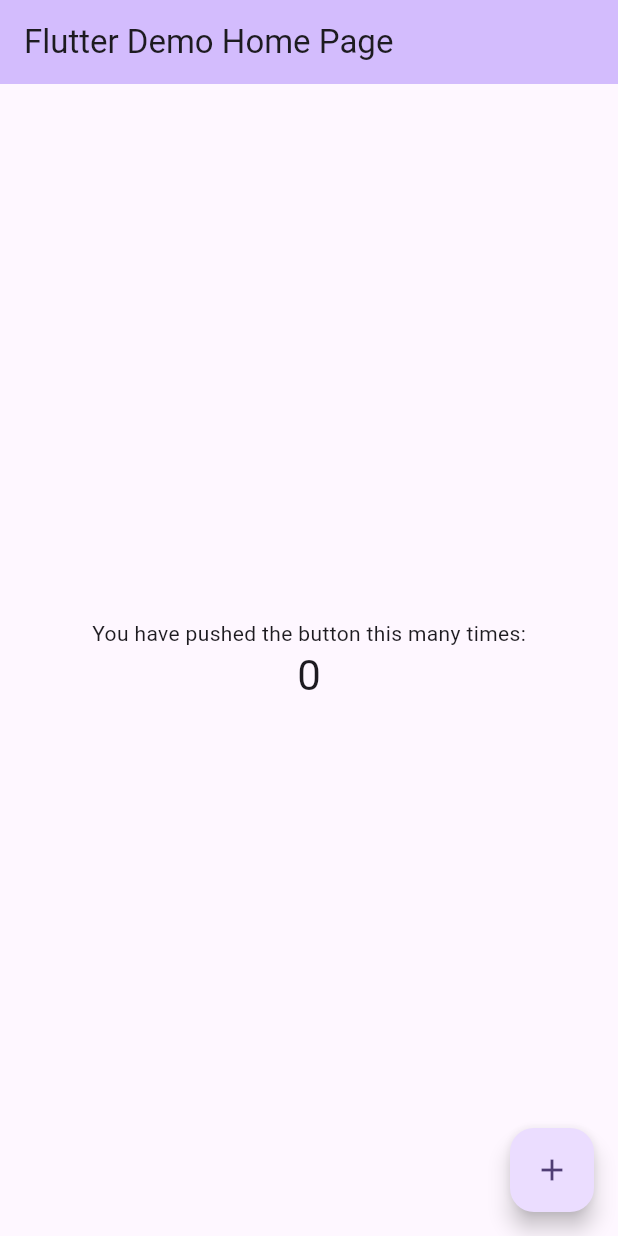
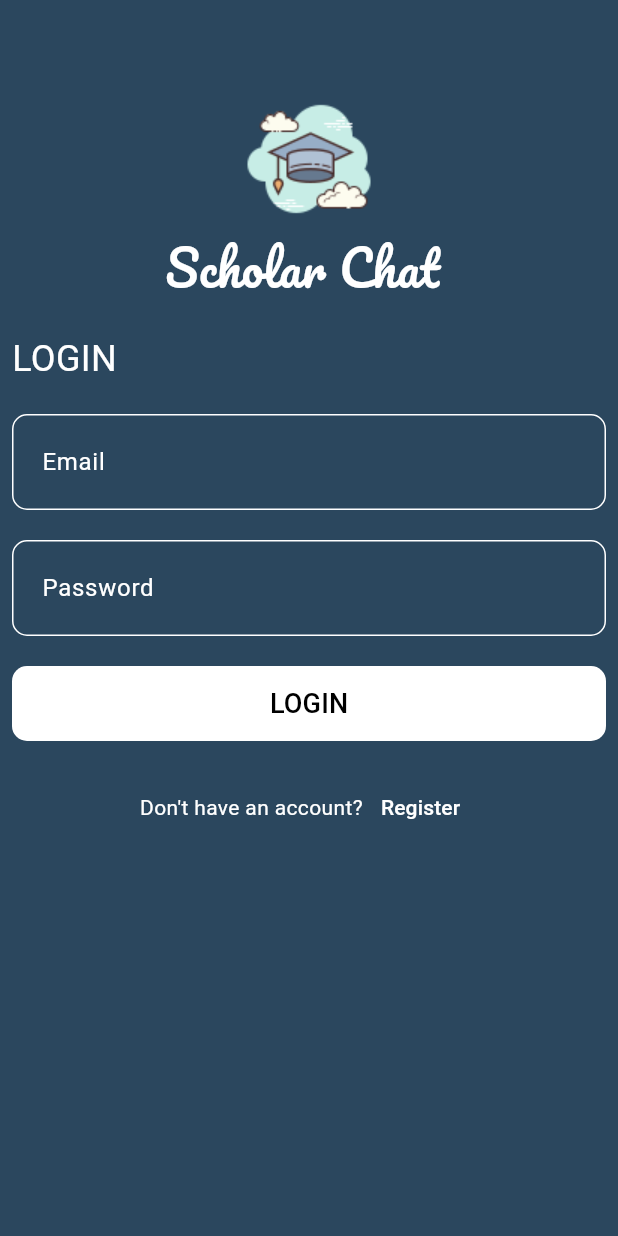
Before and after one commit to hashimsaffarini/Chat_App, a Flutter app: the screen it shows after launch, on a phone screen of 412 x 824 dp. Run offline on Flutter 3.47's test engine with Material 3 defaults, Android fonts, the phone set to English and light mode, and no system bars.

Commit message:
Add new files and update existing files

```diff
--- a/lib/main.dart
+++ b/lib/main.dart
@@ -1,125 +1,23 @@
+import 'package:chat_app/views/pages/login_page.dart';
 import 'package:flutter/material.dart';
 
 void main() {
-  runApp(const MyApp());
+  runApp(const ChatApp());
 }
 
-class MyApp extends StatelessWidget {
-  const MyApp({super.key});
+class ChatApp extends StatelessWidget {
+  const ChatApp({super.key});
 
-  // This widget is the root of your application.
   @override
   Widget build(BuildContext context) {
     return MaterialApp(
-      title: 'Flutter Demo',
+      title: 'Scholar Chat App',
+      debugShowCheckedModeBanner: false,
       theme: ThemeData(
-        // This is the theme of your application.
-        //
-        // TRY THIS: Try running your application with "flutter run". You'll see
-        // the application has a purple toolbar. Then, without quitting the app,
-        // try changing the seedColor in the colorScheme below to Colors.green
-        // and then invoke "hot reload" (save your changes or press the "hot
-        // reload" button in a Flutter-supported IDE, or press "r" if you used
-        // the command line to start the app).
-        //
-        // Notice that the counter didn't reset back to zero; the application
-        // state is not lost during the reload. To reset the state, use hot
-        // restart instead.
-        //
-        // This works for code too, not just values: Most code changes can be
-        // tested with just a hot reload.
         colorScheme: ColorScheme.fromSeed(seedColor: Colors.deepPurple),
         useMaterial3: true,
       ),
-      home: const MyHomePage(title: 'Flutter Demo Home Page'),
+      home: const LoginPage(),
     );
   }
 }
-
-class MyHomePage extends StatefulWidget {
-  const MyHomePage({super.key, required this.title});
-
-  // This widget is the home page of your application. It is stateful, meaning
-  // that it has a State object (defined below) that contains fields that affect
-  // how it looks.
-
-  // This class is the configuration for the state. It holds the values (in this
-  // case the title) provided by the parent (in this case the App widget) and
-  // used by the build method of the State. Fields in a Widget subclass are
-  // always marked "final".
-
-  final String title;
-
-  @override
-  State<MyHomePage> createState() => _MyHomePageState();
-}
-
-class _MyHomePageState extends State<MyHomePage> {
-  int _counter = 0;
-
-  void _incrementCounter() {
-    setState(() {
-      // This call to setState tells the Flutter framework that something has
-      // changed in this State, which causes it to rerun the build method below
-      // so that the display can reflect the updated values. If we changed
-      // _counter without calling setState(), then the build method would not be
-      // called again, and so nothing would appear to happen.
-      _counter++;
-    });
-  }
-
-  @override
-  Widget build(BuildContext context) {
-    // This method is rerun every time setState is called, for instance as done
-    // by the _incrementCounter method above.
-    //
-    // The Flutter framework has been optimized to make rerunning build methods
-    // fast, so that you can just rebuild anything that needs updating rather
-    // than having to individually change instances of widgets.
-    return Scaffold(
-      appBar: AppBar(
-        // TRY THIS: Try changing the color here to a specific color (to
-        // Colors.amber, perhaps?) and trigger a hot reload to see the AppBar
-        // change color while the other colors stay the same.
-        backgroundColor: Theme.of(context).colorScheme.inversePrimary,
-        // Here we take the value from the MyHomePage object that was created by
-        // the App.build method, and use it to set our appbar title.
-        title: Text(widget.title),
-      ),
-      body: Center(
-        // Center is a layout widget. It takes a single child and positions it
-        // in the middle of the parent.
-        child: Column(
-          // Column is also a layout widget. It takes a list of children and
-          // arranges them vertically. By default, it sizes itself to fit its
-          // children horizontally, and tries to be as tall as its parent.
-          //
-          // Column has various properties to control how it sizes itself and
-          // how it positions its children. Here we use mainAxisAlignment to
-          // center the children vertically; the main axis here is the vertical
-          // axis because Columns are vertical (the cross axis would be
-          // horizontal).
-          //
-          // TRY THIS: Invoke "debug painting" (choose the "Toggle Debug Paint"
-          // action in the IDE, or press "p" in the console), to see the
-          // wireframe for each widget.
-          mainAxisAlignment: MainAxisAlignment.center,
-          children: <Widget>[
-            const Text(
-              'You have pushed the button this many times:',
-            ),
-            Text(
-              '$_counter',
-              style: Theme.of(context).textTheme.headlineMedium,
-            ),
-          ],
-        ),
-      ),
-      floatingActionButton: FloatingActionButton(
-        onPressed: _incrementCounter,
-        tooltip: 'Increment',
-        child: const Icon(Icons.add),
-      ), // This trailing comma makes auto-formatting nicer for build methods.
-    );
-  }
-}
--- /dev/null
+++ b/lib/views/pages/login_page.dart
@@ -0,0 +1,97 @@
+import 'package:chat_app/views/pages/register_page.dart';
+import 'package:chat_app/views/widgets/custom_button.dart';
+import 'package:chat_app/views/widgets/custom_text_filed.dart';
+import 'package:flutter/material.dart';
+
+class LoginPage extends StatelessWidget {
+  const LoginPage({super.key});
+
+  @override
+  Widget build(BuildContext context) {
+    return Scaffold(
+      backgroundColor: const Color(0xff2B475E),
+      appBar: AppBar(
+        backgroundColor: const Color(0xff2B475E),
+      ),
+      body: Padding(
+        padding: const EdgeInsets.symmetric(horizontal: 8),
+        child: Column(
+          children: [
+            Image.asset(
+              'assets/images/scholar.png',
+            ),
+            const Text(
+              'Scholar Chat ',
+              style: TextStyle(
+                color: Colors.white,
+                fontSize: 32,
+                fontFamily: 'pacifico',
+              ),
+            ),
+            const SizedBox(
+              height: 20,
+            ),
+            const Align(
+              alignment: Alignment.centerLeft,
+              child: Text(
+                'LOGIN',
+                style: TextStyle(
+                  color: Colors.white,
+                  fontSize: 24,
+                ),
+              ),
+            ),
+            const SizedBox(
+              height: 20,
+            ),
+            const CustomTextFiled(
+              hintText: 'Email',
+            ),
+            const SizedBox(
+              height: 20,
+            ),
+            const CustomTextFiled(
+              hintText: 'Password',
+            ),
+            const SizedBox(
+              height: 20,
+            ),
+            const CustomButton(
+              text: 'LOGIN',
+            ),
+            const SizedBox(
+              height: 20,
+            ),
+            Row(
+              mainAxisAlignment: MainAxisAlignment.center,
+              children: [
+                const Text(
+                  'Don\'t have an account?',
+                  style: TextStyle(
+                    color: Colors.white,
+                  ),
+                ),
+                TextButton(
+                  onPressed: () {
+                    Navigator.push(
+                      context,
+                      MaterialPageRoute(
+                        builder: (context) => const RegisterPage(),
+                      ),
+                    );
+                  },
+                  child: const Text(
+                    'Register',
+                    style: TextStyle(
+                      color: Colors.white,
+                    ),
+                  ),
+                ),
+              ],
+            ),
+          ],
+        ),
+      ),
+    );
+  }
+}
--- /dev/null
+++ b/lib/views/widgets/custom_button.dart
@@ -0,0 +1,31 @@
+import 'package:flutter/material.dart';
+
+class CustomButton extends StatelessWidget {
+  final String text;
+  const CustomButton({
+    super.key,
+    this.text = '',
+  });
+
+  @override
+  Widget build(BuildContext context) {
+    return Container(
+      width: double.infinity,
+      height: 50,
+      decoration: BoxDecoration(
+        color: Colors.white,
+        borderRadius: BorderRadius.circular(10),
+      ),
+      child: TextButton(
+        onPressed: () {},
+        child: Text(
+          text,
+          style: const TextStyle(
+            color: Colors.black,
+            fontSize: 18,
+          ),
+        ),
+      ),
+    );
+  }
+}
--- /dev/null
+++ b/lib/views/widgets/custom_text_filed.dart
@@ -0,0 +1,34 @@
+import 'package:flutter/material.dart';
+
+class CustomTextFiled extends StatelessWidget {
+  final String? hintText;
+  const CustomTextFiled({super.key, this.hintText});
+
+  @override
+  Widget build(BuildContext context) {
+    return TextField(
+      decoration: InputDecoration(
+        contentPadding: const EdgeInsets.symmetric(
+          horizontal: 16,
+          vertical: 20,
+        ),
+        hintText: hintText,
+        hintStyle: const TextStyle(
+          color: Colors.white,
+        ),
+        border: OutlineInputBorder(
+          borderSide: const BorderSide(
+            color: Colors.white,
+          ),
+          borderRadius: BorderRadius.circular(10),
+        ),
+        enabledBorder: OutlineInputBorder(
+          borderSide: const BorderSide(
+            color: Colors.white,
+          ),
+          borderRadius: BorderRadius.circular(10),
+        ),
+      ),
+    );
+  }
+}
```
Also changed, not shown: lib/views/pages/register_page.dart (added, +100 -0 lines), pubspec.yaml (+6 -6 lines), assets/fonts/Pacifico-Regular.ttf (added), assets/images/scholar.png (added), 2 other files.
